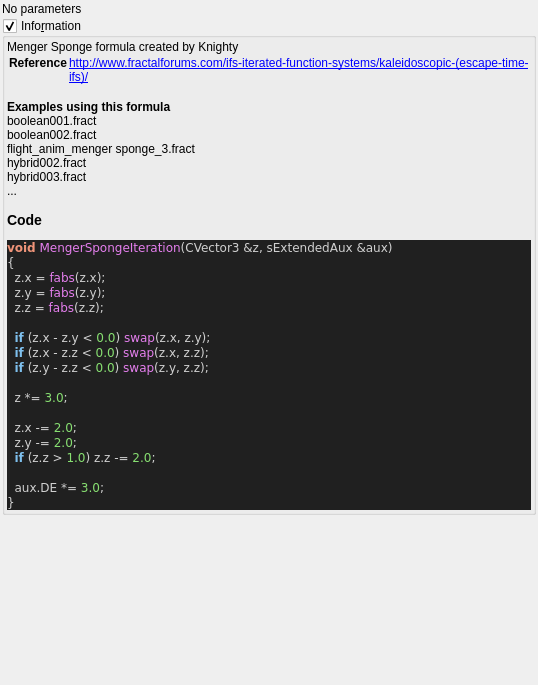
First picture: the form in mandelbulber2/qt_data/fractal_menger_sponge.ui, repository buddhi1980/mandelbulber2, before the edit.
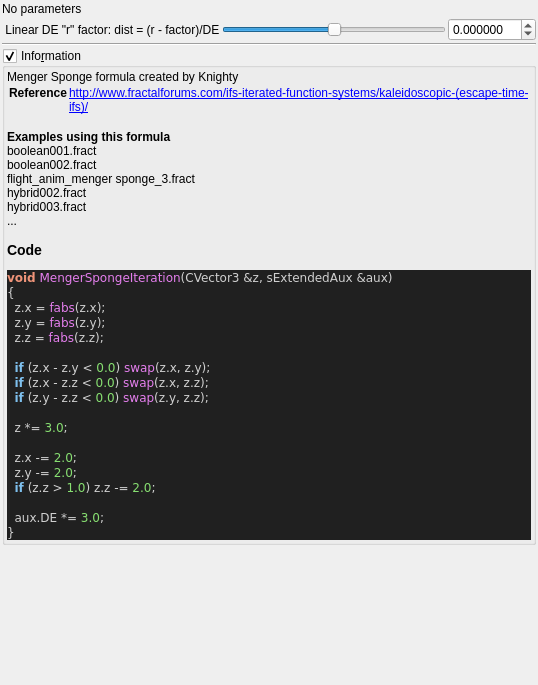
Second picture: the form after the edit. Custom widgets are drawn as their Qt base class.

Commit message: implemented hybrid  (r - factor)/DE  for all remaining (r - 2)/DE formulas

```diff
--- a/mandelbulber2/qt_data/fractal_menger_sponge.ui
+++ b/mandelbulber2/qt_data/fractal_menger_sponge.ui
@@ -36,6 +36,77 @@
      </property>
     </widget>
    </item>
+   <item>
+    <layout class="QGridLayout" name="gridLayout_5">
+     <item row="1" column="0">
+      <widget class="QLabel" name="label_180">
+       <property name="text">
+        <string> Linear DE &quot;r&quot; factor: dist = (r - factor)/DE</string>
+       </property>
+      </widget>
+     </item>
+     <item row="1" column="1">
+      <widget class="QSlider" name="slider_analyticDE_factor_2">
+       <property name="sizePolicy">
+        <sizepolicy hsizetype="Expanding" vsizetype="Maximum">
+         <horstretch>0</horstretch>
+         <verstretch>0</verstretch>
+        </sizepolicy>
+       </property>
+       <property name="minimum">
+        <number>-5000000</number>
+       </property>
+       <property name="maximum">
+        <number>5000000</number>
+       </property>
+       <property name="value">
+        <number>0</number>
+       </property>
+       <property name="sliderPosition">
+        <number>0</number>
+       </property>
+       <property name="orientation">
+        <enum>Qt::Horizontal</enum>
+       </property>
+      </widget>
+     </item>
+     <item row="1" column="2">
+      <widget class="MyDoubleSpinBox" name="spinbox_analyticDE_factor_2">
+       <property name="sizePolicy">
+        <sizepolicy hsizetype="Minimum" vsizetype="Maximum">
+         <horstretch>0</horstretch>
+         <verstretch>0</verstretch>
+        </sizepolicy>
+       </property>
+       <property name="prefix">
+        <string/>
+       </property>
+       <property name="suffix">
+        <string/>
+       </property>
+       <property name="decimals">
+        <number>6</number>
+       </property>
+       <property name="minimum">
+        <double>-99.989999999999995</double>
+       </property>
+       <property name="maximum">
+        <double>99.989999999999995</double>
+       </property>
+       <property name="singleStep">
+        <double>0.100000000000000</double>
+       </property>
+      </widget>
+     </item>
+     <item row="2" column="0" colspan="3">
+      <widget class="Line" name="line_12">
+       <property name="orientation">
+        <enum>Qt::Horizontal</enum>
+       </property>
+      </widget>
+     </item>
+    </layout>
+   </item>
    <item>
     <widget class="MyGroupBox" name="groupCheck_info">
      <property name="title">
@@ -129,6 +200,11 @@
    <header>my_group_box.h</header>
    <container>1</container>
   </customwidget>
+  <customwidget>
+   <class>MyDoubleSpinBox</class>
+   <extends>QDoubleSpinBox</extends>
+   <header>my_double_spin_box.h</header>
+  </customwidget>
  </customwidgets>
  <tabstops>
   <tabstop>groupCheck_info</tabstop>
```
Left out of the diff: 2 changed lines with no effect on the pictures. The commit also changes 15 other files.
